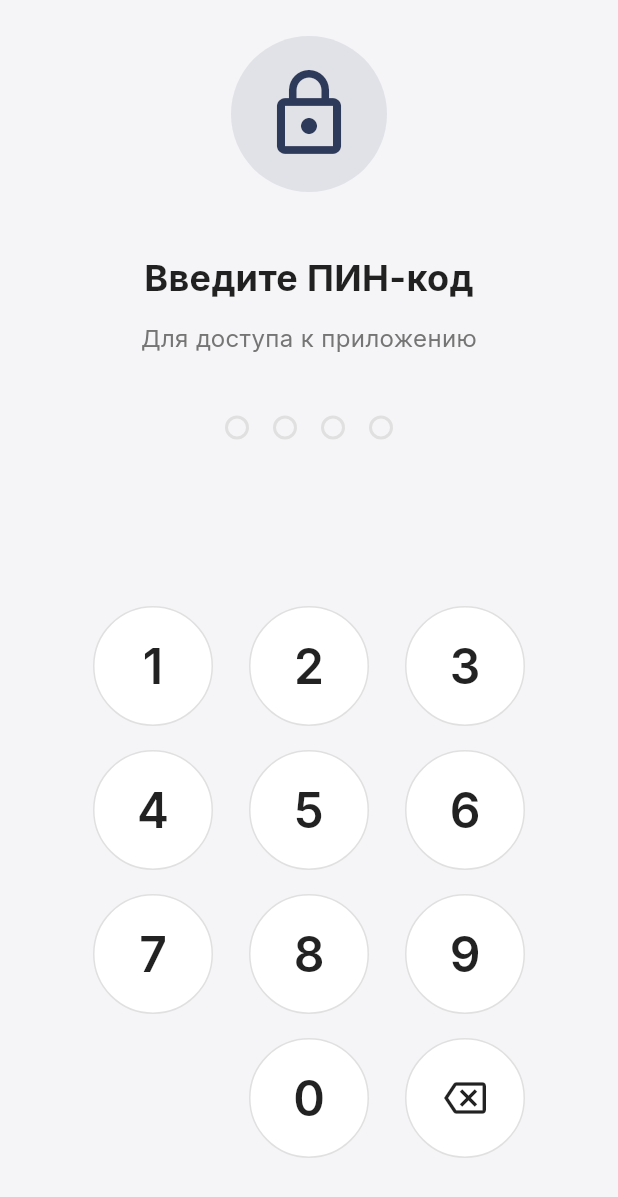
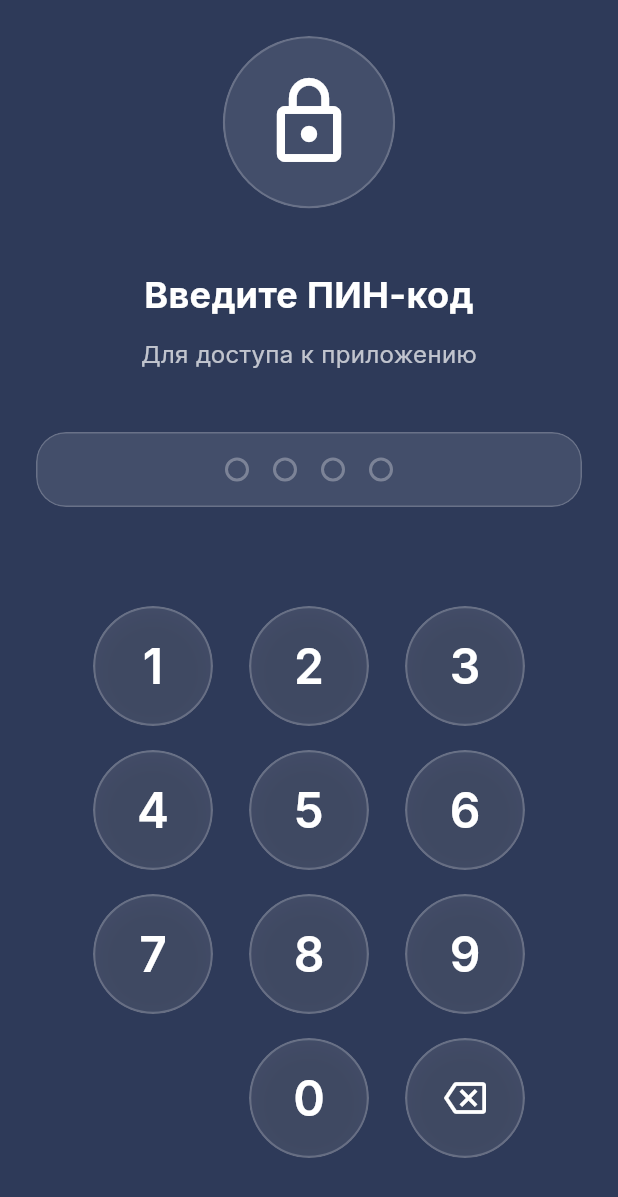
Before and after one commit to funster-a/hackathon_backend, a Flutter app: the PinScreen screen opened directly, on a phone screen of 412 x 824 dp. Shown: the top 1197 px of the screen. Run offline on Flutter 3.47's test engine with Material 3 defaults, Android fonts, the light colour scheme and no system bars; our stand-ins replace dio, file_picker, fl_chart, google_fonts, shared_preferences; accounts and stored records are empty.

```diff
--- a/mobile/lib/localization.dart
+++ b/mobile/lib/localization.dart
@@ -122,9 +122,9 @@ class AppStrings {
 
     // --- WELCOME SCREEN ---
     'welcome_title': {
-      Language.ru: 'FinHack AI',
-      Language.kz: 'FinHack AI',
-      Language.en: 'FinHack AI',
+      Language.ru: 'FinSight',
+      Language.kz: 'FinSight',
+      Language.en: 'FinSight',
     },
     'welcome_subtitle': {
       Language.ru: 'Твой умный финансовый ассистент',
@@ -154,9 +154,9 @@ class AppStrings {
 
     // --- PREMIUM SCREEN ---
     'premium_title': {
-      Language.ru: 'FinHack PRO',
-      Language.kz: 'FinHack PRO',
-      Language.en: 'FinHack PRO',
+      Language.ru: 'FinSight PRO',
+      Language.kz: 'FinSight PRO',
+      Language.en: 'FinSight PRO',
     },
     'premium_subtitle': {
       Language.ru: 'Разблокируй полную мощь AI',
@@ -253,9 +253,14 @@ class AppStrings {
       Language.en: 'AI Chat',
     },
     'app_title': {
-      Language.ru: 'FinHack',
-      Language.kz: 'FinHack',
-      Language.en: 'FinHack',
+      Language.ru: 'FinSight',
+      Language.kz: 'FinSight',
+      Language.en: 'FinSight',
+    },
+    'dashboard_title': {
+      Language.ru: 'Дашборд',
+      Language.kz: 'Бақылау тақтасы',
+      Language.en: 'Dashboard',
     },
 
     // --- LIMIT DIALOGS ---
@@ -309,7 +314,7 @@ class AppStrings {
 
     // --- GOALS SCREEN ---
     'goals_title': {
-      Language.ru: 'Финансовые цели',
+      Language.ru: 'Цели',
       Language.kz: 'Қаржылық мақсаттар',
       Language.en: 'Financial Goals',
     },
--- a/mobile/lib/main_container.dart
+++ b/mobile/lib/main_container.dart
@@ -153,7 +153,7 @@ class _MainContainerState extends State<MainContainer> {
                   children: [
                     _buildNavItem(
                       icon: CupertinoIcons.chart_bar_alt_fill,
-                      label: 'Dashboard',
+                      label: AppStrings.get('dashboard_title'),
                       index: 0,
                       isDark: isDark,
                     ),
--- a/mobile/lib/pin_screen.dart
+++ b/mobile/lib/pin_screen.dart
@@ -1,6 +1,7 @@
 import 'package:flutter/material.dart';
 import 'package:shared_preferences/shared_preferences.dart';
 import 'package:google_fonts/google_fonts.dart';
+import 'dart:ui';
 import 'localization.dart';
 
 enum PinMode { setup, verify, change }
@@ -41,9 +42,7 @@ class _PinScreenState extends State<PinScreen> {
 
   @override
   Widget build(BuildContext context) {
-    final isDark = Theme.of(context).brightness == Brightness.dark;
-    final bgColor = isDark ? const Color(0xFF121212) : const Color(0xFFF5F5F7);
-    final textColor = isDark ? Colors.white : Colors.black87;
+    final bgColor = const Color(0xFF2E3A59); // Темно-синий фон как в welcome screen
 
     return ValueListenableBuilder<Language>(
       valueListenable: AppStrings.languageNotifier,
@@ -56,17 +55,27 @@ class _PinScreenState extends State<PinScreen> {
               child: Column(
                 mainAxisAlignment: MainAxisAlignment.center,
                 children: [
-                  // Иконка
-                  Container(
-                    padding: const EdgeInsets.all(20),
+                  // Иконка в стиле Liquid Glass
+                  ClipRRect(
+                    borderRadius: BorderRadius.circular(60),
+                    child: BackdropFilter(
+                      filter: ImageFilter.blur(sigmaX: 10, sigmaY: 10),
+                      child: Container(
+                        padding: const EdgeInsets.all(24),
                         decoration: BoxDecoration(
-                      color: const Color(0xFF2E3A59).withOpacity(0.1),
+                          color: Colors.white.withOpacity(0.1),
                           shape: BoxShape.circle,
+                          border: Border.all(
+                            color: Colors.white.withOpacity(0.2),
+                            width: 1.5,
+                          ),
                         ),
                         child: const Icon(
                           Icons.lock_outline,
                           size: 64,
-                      color: Color(0xFF2E3A59),
+                          color: Colors.white,
+                        ),
+                      ),
                     ),
                   ),
                   const SizedBox(height: 40),
@@ -77,7 +86,7 @@ class _PinScreenState extends State<PinScreen> {
                     style: GoogleFonts.inter(
                       fontSize: 24,
                       fontWeight: FontWeight.bold,
-                      color: textColor,
+                      color: Colors.white,
                     ),
                     textAlign: TextAlign.center,
                   ),
@@ -88,14 +97,28 @@ class _PinScreenState extends State<PinScreen> {
                     _getSubtitle(),
                     style: GoogleFonts.inter(
                       fontSize: 16,
-                      color: isDark ? Colors.white70 : Colors.grey[600],
+                      color: Colors.white70,
                     ),
                     textAlign: TextAlign.center,
                   ),
                   const SizedBox(height: 40),
 
-                  // Индикаторы PIN-кода
-                  Row(
+                  // Индикаторы PIN-кода в стиле Liquid Glass
+                  ClipRRect(
+                    borderRadius: BorderRadius.circular(20),
+                    child: BackdropFilter(
+                      filter: ImageFilter.blur(sigmaX: 10, sigmaY: 10),
+                      child: Container(
+                        padding: const EdgeInsets.symmetric(horizontal: 24, vertical: 16),
+                        decoration: BoxDecoration(
+                          color: Colors.white.withOpacity(0.1),
+                          borderRadius: BorderRadius.circular(20),
+                          border: Border.all(
+                            color: Colors.white.withOpacity(0.2),
+                            width: 1,
+                          ),
+                        ),
+                        child: Row(
                           mainAxisAlignment: MainAxisAlignment.center,
                           children: List.generate(
                             _pinLength,
@@ -108,13 +131,16 @@ class _PinScreenState extends State<PinScreen> {
                                   shape: BoxShape.circle,
                                   border: Border.all(
                                     color: index < _getCurrentPin().length
-                                  ? const Color(0xFF2E3A59)
-                                  : (isDark ? Colors.grey[700]! : Colors.grey[300]!),
+                                        ? Colors.amber
+                                        : Colors.white.withOpacity(0.3),
                                     width: 2,
                                   ),
                                   color: index < _getCurrentPin().length
-                                ? const Color(0xFF2E3A59)
+                                      ? Colors.amber
                                       : Colors.transparent,
+                                ),
+                              ),
+                            ),
                           ),
                         ),
                       ),
@@ -124,20 +150,37 @@ class _PinScreenState extends State<PinScreen> {
                   // Сообщение об ошибке
                   if (_errorMessage != null) ...[
                     const SizedBox(height: 20),
-                    Text(
+                    ClipRRect(
+                      borderRadius: BorderRadius.circular(12),
+                      child: BackdropFilter(
+                        filter: ImageFilter.blur(sigmaX: 10, sigmaY: 10),
+                        child: Container(
+                          padding: const EdgeInsets.symmetric(horizontal: 16, vertical: 12),
+                          decoration: BoxDecoration(
+                            color: Colors.red.withOpacity(0.2),
+                            borderRadius: BorderRadius.circular(12),
+                            border: Border.all(
+                              color: Colors.red.withOpacity(0.3),
+                              width: 1,
+                            ),
+                          ),
+                          child: Text(
                             _errorMessage!,
                             style: const TextStyle(
-                        color: Colors.red,
+                              color: Colors.white,
                               fontSize: 14,
                             ),
                             textAlign: TextAlign.center,
+                          ),
+                        ),
+                      ),
                     ),
                   ],
 
                   const Spacer(),
 
                   // Цифровая клавиатура
-                  _buildNumpad(isDark, textColor),
+                  _buildNumpad(),
 
                   const SizedBox(height: 20),
                 ],
@@ -189,7 +232,7 @@ class _PinScreenState extends State<PinScreen> {
     }
   }
 
-  Widget _buildNumpad(bool isDark, Color textColor) {
+  Widget _buildNumpad() {
     return Column(
       children: [
         // Строки с цифрами
@@ -202,8 +245,6 @@ class _PinScreenState extends State<PinScreen> {
                 for (int col = 1; col <= 3; col++)
                   _buildNumberButton(
                     (row * 3 + col).toString(),
-                    isDark,
-                    textColor,
                   ),
               ],
             ),
@@ -217,8 +258,8 @@ class _PinScreenState extends State<PinScreen> {
             children: [
               // Отступ слева для центрирования (ширина одной кнопки с отступами: 80 + 12*2 = 104)
               const SizedBox(width: 104),
-              _buildNumberButton('0', isDark, textColor),
-              _buildDeleteButton(isDark, textColor),
+              _buildNumberButton('0'),
+              _buildDeleteButton(),
             ],
           ),
         ),
@@ -226,9 +267,13 @@ class _PinScreenState extends State<PinScreen> {
     );
   }
 
-  Widget _buildNumberButton(String number, bool isDark, Color textColor) {
+  Widget _buildNumberButton(String number) {
     return Padding(
       padding: const EdgeInsets.symmetric(horizontal: 12),
+      child: ClipRRect(
+        borderRadius: BorderRadius.circular(50),
+        child: BackdropFilter(
+          filter: ImageFilter.blur(sigmaX: 10, sigmaY: 10),
           child: Material(
             color: Colors.transparent,
             child: InkWell(
@@ -239,11 +284,18 @@ class _PinScreenState extends State<PinScreen> {
                 height: 80,
                 decoration: BoxDecoration(
                   shape: BoxShape.circle,
-              color: isDark ? const Color(0xFF2C2C2C) : Colors.white,
+                  color: Colors.white.withOpacity(0.1),
                   border: Border.all(
-                color: isDark ? Colors.grey[800]! : Colors.grey[300]!,
-                width: 1,
+                    color: Colors.white.withOpacity(0.2),
+                    width: 1.5,
                   ),
+                  boxShadow: [
+                    BoxShadow(
+                      color: Colors.black.withOpacity(0.1),
+                      blurRadius: 10,
+                      offset: const Offset(0, 4),
+                    ),
+                  ],
                 ),
                 child: Center(
                   child: Text(
@@ -251,7 +303,9 @@ class _PinScreenState extends State<PinScreen> {
                     style: GoogleFonts.inter(
                       fontSize: 32,
                       fontWeight: FontWeight.w600,
-                  color: textColor,
+                      color: Colors.white,
+                    ),
+                  ),
                 ),
               ),
             ),
@@ -261,9 +315,13 @@ class _PinScreenState extends State<PinScreen> {
     );
   }
 
-  Widget _buildDeleteButton(bool isDark, Color textColor) {
+  Widget _buildDeleteButton() {
     return Padding(
       padding: const EdgeInsets.symmetric(horizontal: 12),
+      child: ClipRRect(
+        borderRadius: BorderRadius.circular(50),
+        child: BackdropFilter(
+          filter: ImageFilter.blur(sigmaX: 10, sigmaY: 10),
           child: Material(
             color: Colors.transparent,
             child: InkWell(
@@ -274,16 +332,25 @@ class _PinScreenState extends State<PinScreen> {
                 height: 80,
                 decoration: BoxDecoration(
                   shape: BoxShape.circle,
-              color: isDark ? const Color(0xFF2C2C2C) : Colors.white,
+                  color: Colors.white.withOpacity(0.1),
                   border: Border.all(
-                color: isDark ? Colors.grey[800]! : Colors.grey[300]!,
-                width: 1,
+                    color: Colors.white.withOpacity(0.2),
+                    width: 1.5,
+                  ),
+                  boxShadow: [
+                    BoxShadow(
+                      color: Colors.black.withOpacity(0.1),
+                      blurRadius: 10,
+                      offset: const Offset(0, 4),
+                    ),
+                  ],
+                ),
+                child: const Icon(
+                  Icons.backspace_outlined,
+                  size: 28,
+                  color: Colors.white,
                 ),
               ),
-            child: Icon(
-              Icons.backspace_outlined,
-              size: 28,
-              color: textColor,
             ),
           ),
         ),
```
Also changed, not shown: mobile/lib/main.dart (+10 -2 lines), mobile/lib/welcome_screen.dart (+64 -16 lines), mobile/pubspec.yaml (+23 -1 lines), mobile/assets/icon.png (added), mobile/pubspec.lock, 5 other files. Lines whose indentation alone changed are shown as unchanged.
